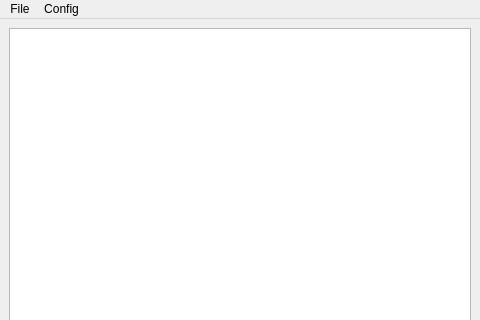
berndhs/egalite, file ui/dchat.ui: the form before one commit; both pictures show x 0 to 480 and y 0 to 320 of the 480 by 640 pixel window.
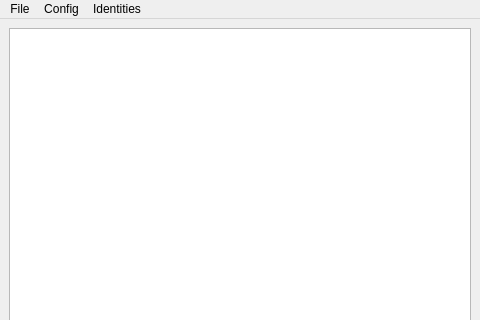
The form after the commit. Icons and pictures are not drawn.

What changed in the file:
```diff
--- a/ui/dchat.ui
+++ b/ui/dchat.ui
@@ -103,8 +103,16 @@
     <addaction name="actionAccounts"/>
     <addaction name="actionPreferences"/>
    </widget>
+   <widget class="QMenu" name="menuIdentities">
+    <property name="title">
+     <string>Identities</string>
+    </property>
+    <addaction name="actionDirect"/>
+    <addaction name="actionServer"/>
+   </widget>
    <addaction name="menuFile"/>
    <addaction name="menuConfig"/>
+   <addaction name="menuIdentities"/>
   </widget>
   <widget class="QStatusBar" name="statusbar"/>
   <action name="actionLog_In">
```
Left out of the diff: 10 changed lines with no effect on the pictures.
